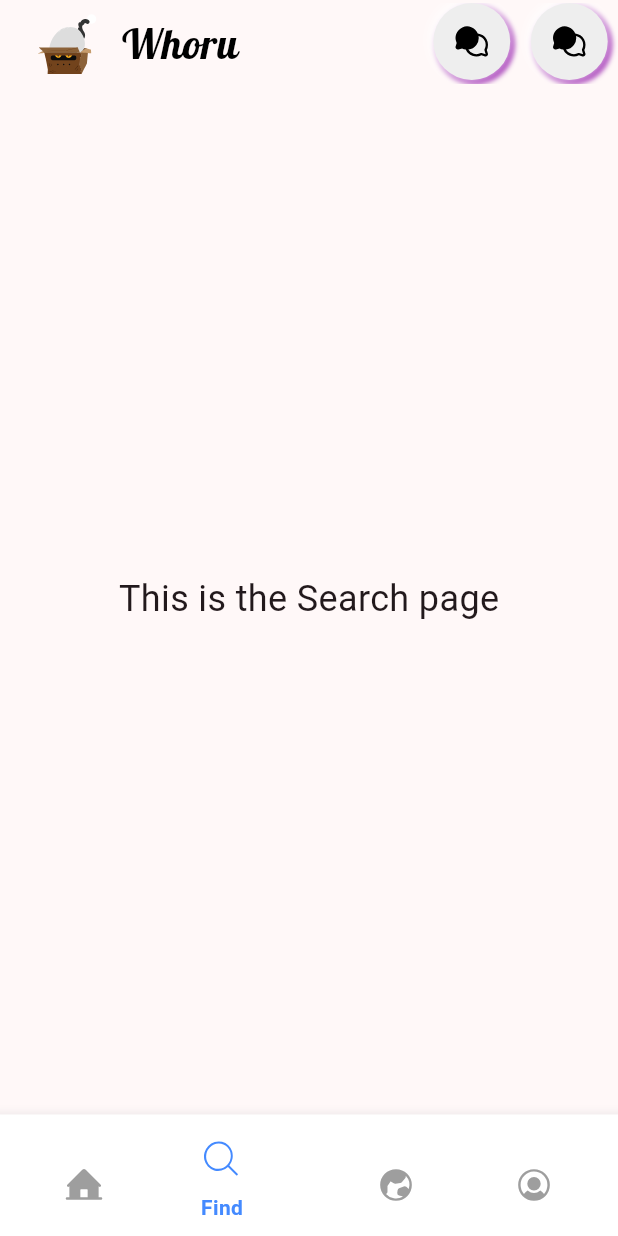
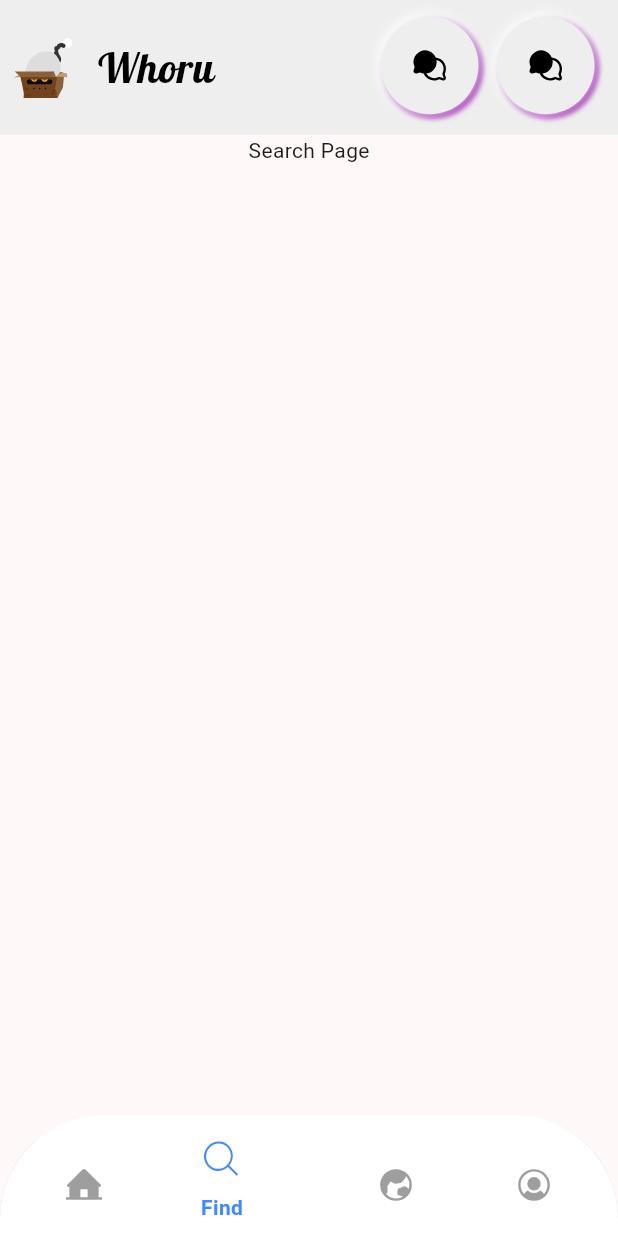
Before and after one commit to Lucisokiu/whoru_redesign, a Flutter app: the screen it shows after launch, item 2 of the bottom bar chosen, on a phone screen of 412 x 824 dp. Run offline on Flutter 3.47's test engine with Material 2 defaults, Android fonts, the phone set to English and light mode, and no system bars; our stand-ins replace flutter_phosphor_icons, gradient_borders, lottie, sizer; network calls fail.

Commit message:
flex appbar and decord bottom nav

```diff
--- a/lib/src/app.dart
+++ b/lib/src/app.dart
@@ -1,4 +1,5 @@
 import 'package:flutter/material.dart';
+import 'package:whoru/src/page/home/page/feed_page.dart';
 import 'package:whoru/src/page/navigation/navigation.dart';
 
 class App extends StatefulWidget {
@@ -13,7 +14,10 @@ class _AppState extends State<App> {
   Widget build(BuildContext context) {
     return const Center(
         child: Scaffold(
-      body: Navigation(),
+
+      body:SafeArea(
+        child: Center(child: Navigation())
+        ),
     ));
   }
 }
--- a/lib/src/page/appbar/appbar.dart
+++ b/lib/src/page/appbar/appbar.dart
@@ -9,24 +9,14 @@ class MyAppBar extends StatelessWidget implements PreferredSizeWidget {
 
   @override
   Widget build(BuildContext context) {
-    return Scaffold(
-        appBar: AppBar(
-      toolbarHeight: 0.0, // Đặt chiều cao mới của AppBar
-    bottom: PreferredSize(
-      preferredSize: const Size.fromHeight(100.0),
-      child: AppBar(
+    return SafeArea(
+      child: Container(
+        height: 90, // Chiều cao của Row
+        color: Colors.grey.shade200,
 
-      toolbarHeight: 54.0, // Đặt chiều cao mới của AppBar
-        // elevation: .0,
+        child: Row(
+          mainAxisAlignment: MainAxisAlignment.start,
 
-      // shadowColor: Colors.black,
-      // backgroundColor: const Color.fromARGB(31, 187, 187, 187),
-      // backgroundColor: Colors.grey.shade300,
-
-      title:
-      Row(
-          // mainAxisAlignment: MainAxisAlignment.start,
-          // crossAxisAlignment: CrossAxisAlignment.center,
           children: [
             IconButton(
                 onPressed: () {
@@ -60,19 +50,17 @@ class MyAppBar extends StatelessWidget implements PreferredSizeWidget {
                 ),
               ),
             ),
-          ]),
-
-      actions: [
-
-        Row(
-            mainAxisAlignment: MainAxisAlignment.start,
-
-          children: [
-
+            SizedBox(
+              width: 25.w,
+            ),
             _buildActionHome(
               context,
               'Show Snackbar',
               PhosphorIcons.chats_circle_fill,
+            ),
+            SizedBox(
+              // height: 50.h,
+              width: 3.w,
             ),
             _buildActionHome(
               context,
@@ -80,9 +68,6 @@ class MyAppBar extends StatelessWidget implements PreferredSizeWidget {
               PhosphorIcons.chats_circle_fill,
             ),
           ],
-        ),
-      ],
-    ),
         ),
       ),
     );
@@ -99,7 +84,6 @@ Widget _buildActionHome(context, title, icon) {
       margin: EdgeInsets.only(bottom: 2.sp),
       padding: EdgeInsets.all(5.sp),
       alignment: Alignment.center,
-
       decoration: BoxDecoration(
         boxShadow: const [
           BoxShadow(
@@ -118,17 +102,12 @@ Widget _buildActionHome(context, title, icon) {
         color: Colors.grey.shade200,
         shape: BoxShape.circle,
       ),
-
-    child: GestureDetector
-    (
-      onTap: (){
-
-      },
-    child : Icon(
+      child: GestureDetector(
+        onTap: () {},
+        child: Icon(
           icon,
           size: 18.sp,
           color: const Color.fromARGB(255, 0, 0, 0),
         ),
-    )
-  );
+      ));
 }
--- a/lib/src/page/home/widget/feed_cart.dart
+++ b/lib/src/page/home/widget/feed_cart.dart
@@ -11,6 +11,8 @@ class CardFeed extends StatelessWidget {
       children: [
         for (FeedModel feed in feedList)
           Card(
+        color: Colors.grey.shade100,
+
             child: Padding(
               padding: const EdgeInsets.all(16.0),
               child: Column(
--- a/lib/src/page/navigation/navigation.dart
+++ b/lib/src/page/navigation/navigation.dart
@@ -28,7 +28,7 @@ class _NavigationState extends State<Navigation> {
   int currentPage = 0;
 
   final _screens = [
-    const PostPage(),
+    const FeedPage(),
     const SearchPage(),
     const LocationPage(),
     const ProfilePage(),
@@ -57,16 +57,16 @@ class _NavigationState extends State<Navigation> {
 
       ),
     floatingActionButtonLocation: FloatingActionButtonLocation.endFloat,
+      extendBody: true,
 
 
-      bottomNavigationBar: StylishBottomBar(
-        // backgroundColor: Colors.lightBlue,
-//  option: AnimatedBarOptions(
-//    iconSize: 32,
-//    barAnimation: BarAnimation.liquid,
-//    iconStyle: IconStyle.animated,
-//    opacity: 0.3,
-//  ),
+      bottomNavigationBar:
+      ClipRRect(
+      borderRadius: const BorderRadius.only(
+        topRight: Radius.circular(70),
+        topLeft: Radius.circular(70),
+      ),
+        child: StylishBottomBar(
           option: AnimatedBarOptions(
 
             padding: const EdgeInsets.only(top: 15.0),
@@ -99,25 +99,22 @@ class _NavigationState extends State<Navigation> {
               // backgroundColor: Colors.purple,
             ),
           ],
-        // borderRadius : BorderRadius.circular(50) ,
-        // barStyle : BubbleBarStyle,
           fabLocation: StylishBarFabLocation.center,
           hasNotch: true,
           currentIndex: currentPage,
           onTap: (index) {
             setState(() {
               currentPage = index;
-            // index.jumpToPage(index);s
             });
           },
         ),
+      ),
+
       body:
         _screens[currentPage],
     );
   }
 }
-
-
 
 
 
--- a/lib/src/page/search/search_page.dart
+++ b/lib/src/page/search/search_page.dart
@@ -11,17 +11,18 @@ class SearchPage extends StatefulWidget {
 class _SearchPageState extends State<SearchPage> {
   @override
   Widget build(BuildContext context) {
-    return const Scaffold(
-
-      appBar: MyAppBar(),
-        body: Center(
-        child: Text(
-          'This is the Search page',
-          style: TextStyle(fontSize: 24),
+    return Scaffold(
+      // appBar: const MyAppBar(),
+      body: SafeArea(
+        child: Column(
+          children: [
+            const MyAppBar(),
+            Text(
+              "Search Page",
+            )
+          ],
         ),
       ),
-
     );
   }
-
 }
```
Also changed, not shown: lib/src/page/home/page/feed_page.dart (+18 -6 lines), lib/src/page/location/location_page.dart (+12 -9 lines), lib/src/page/profile/profile_page.dart (+11 -9 lines). Lines whose indentation alone changed are shown as unchanged.
